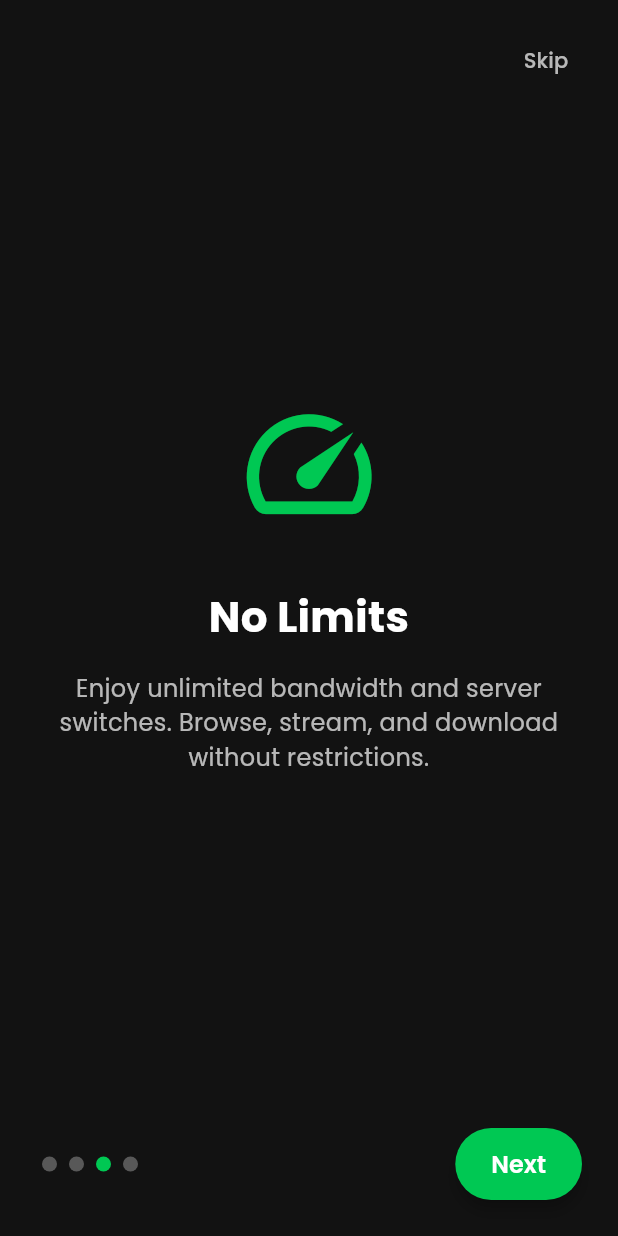
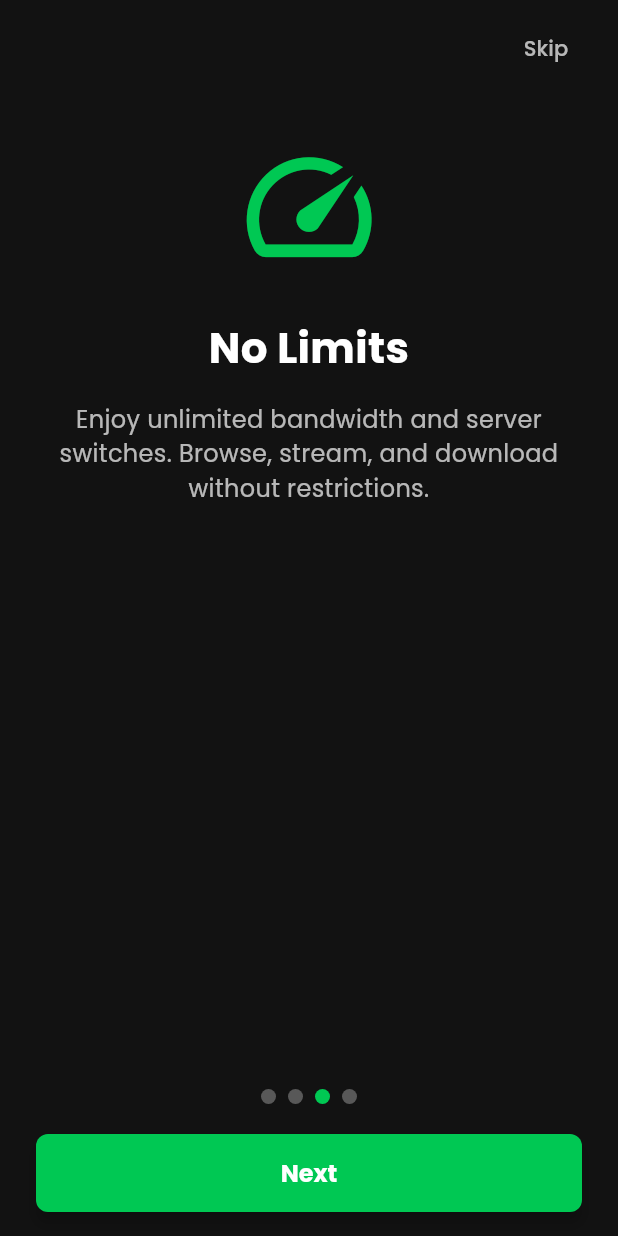
Before and after one commit to marfanetw-maker/Proxy, a Flutter app: the screen it shows after launch, swiped to page 3, on a phone screen of 412 x 824 dp. Run offline on Flutter 3.47's test engine with Material 3 defaults, Android fonts, the phone set to English and light mode, and no system bars; our stand-ins replace flutter_animate, google_fonts, shared_preferences, webview_flutter; missing offline and left inert: flutter_v2ray.

Commit message:
fix bugs - add privacy - add contact

```diff
--- a/lib/screens/about_screen.dart
+++ b/lib/screens/about_screen.dart
@@ -152,7 +152,7 @@ class AboutScreen extends StatelessWidget {
                   width: double.infinity,
                   child: ElevatedButton.icon(
                     onPressed: () {
-                      _launchUrl('https://github.com/code3-dev/ProxyCloud/blob/main/PRIVACY.md');
+                      _launchUrl('https://github.com/code3-dev/ProxyCloud/blob/master/PRIVACY.md');
                     },
                     icon: const Icon(Icons.privacy_tip_outlined),
                     label: const Text('Privacy Policy'),
@@ -174,7 +174,7 @@ class AboutScreen extends StatelessWidget {
                   width: double.infinity,
                   child: ElevatedButton.icon(
                     onPressed: () {
-                      _launchUrl('https://github.com/code3-dev/ProxyCloud/blob/main/TERMS.md');
+                      _launchUrl('https://github.com/code3-dev/ProxyCloud/blob/master/TERMS.md');
                     },
                     icon: const Icon(Icons.gavel_outlined),
                     label: const Text('Terms of Service'),
--- a/lib/screens/privacy_welcome_screen.dart
+++ b/lib/screens/privacy_welcome_screen.dart
@@ -80,10 +80,12 @@ class _PrivacyWelcomeScreenState extends State<PrivacyWelcomeScreen> {
           ),
         ),
         child: SafeArea(
-          child: Column(
+          child: LayoutBuilder(
+            builder: (context, constraints) {
+              return Column(
                 children: [
                   Padding(
-                padding: const EdgeInsets.all(16.0),
+                    padding: const EdgeInsets.symmetric(horizontal: 16.0, vertical: 8.0),
                     child: Row(
                       mainAxisAlignment: MainAxisAlignment.end,
                       children: [
@@ -114,16 +116,17 @@ class _PrivacyWelcomeScreenState extends State<PrivacyWelcomeScreen> {
                     ),
                   ),
                   Padding(
-                padding: const EdgeInsets.all(24.0),
-                child: Row(
-                  mainAxisAlignment: MainAxisAlignment.spaceBetween,
+                    padding: const EdgeInsets.symmetric(horizontal: 24.0, vertical: 16.0),
+                    child: Column(
+                      mainAxisSize: MainAxisSize.min,
                       children: [
-                    // Page indicator
+                        // Page indicators
                         Row(
+                          mainAxisAlignment: MainAxisAlignment.center,
                           children: List.generate(
                             _totalPages,
                             (index) => Container(
-                          margin: const EdgeInsets.symmetric(horizontal: 4.0),
+                              margin: const EdgeInsets.symmetric(horizontal: 4),
                               width: 10,
                               height: 10,
                               decoration: BoxDecoration(
@@ -135,32 +138,39 @@ class _PrivacyWelcomeScreenState extends State<PrivacyWelcomeScreen> {
                             ),
                           ),
                         ),
+                        const SizedBox(height: 20),
                         // Next button
-                    ElevatedButton(
-                      onPressed: (_currentPage == 1 && !_acceptedPrivacy) ? null : _nextPage,
+                        SizedBox(
+                          width: double.infinity,
+                          child: ElevatedButton(
+                            onPressed: _currentPage == 1 && !_acceptedPrivacy
+                                ? null
+                                : _nextPage,
                             style: ElevatedButton.styleFrom(
                               backgroundColor: AppTheme.primaryGreen,
-                        foregroundColor: Colors.white,
-                        padding: const EdgeInsets.symmetric(
-                          horizontal: 24.0,
-                          vertical: 12.0,
+                              padding: const EdgeInsets.symmetric(vertical: 14),
+                              shape: RoundedRectangleBorder(
+                                borderRadius: BorderRadius.circular(8),
                               ),
-                        shape: RoundedRectangleBorder(
-                          borderRadius: BorderRadius.circular(30.0),
-                        ),
-                        // Button will be disabled (grayed out) when null is passed to onPressed
-                        disabledBackgroundColor: Colors.grey,
-                        disabledForegroundColor: Colors.white70,
+                              disabledBackgroundColor:
+                                  AppTheme.primaryGreen.withOpacity(0.3),
                             ),
                             child: Text(
                               _currentPage == _totalPages - 1 ? 'Get Started' : 'Next',
-                        style: const TextStyle(fontSize: 16),
+                              style: const TextStyle(
+                                fontSize: 16,
+                                fontWeight: FontWeight.bold,
+                                color: Colors.white,
+                              ),
+                            ),
                           ),
                         ),
                       ],
                     ),
                   ),
                 ],
+              );
+            },
           ),
         ),
       ),
@@ -170,6 +180,8 @@ class _PrivacyWelcomeScreenState extends State<PrivacyWelcomeScreen> {
   Widget _buildWelcomePage() {
     return Padding(
       padding: const EdgeInsets.all(24.0),
+      child: SingleChildScrollView(
+        physics: const BouncingScrollPhysics(),
         child: Column(
           mainAxisAlignment: MainAxisAlignment.center,
           children: [
@@ -178,7 +190,7 @@ class _PrivacyWelcomeScreenState extends State<PrivacyWelcomeScreen> {
               size: 100,
               color: AppTheme.primaryGreen,
             ),
-          const SizedBox(height: 32),
+            const SizedBox(height: 24),
             const Text(
               'Welcome to Proxy Cloud',
               style: TextStyle(
@@ -197,8 +209,9 @@ class _PrivacyWelcomeScreenState extends State<PrivacyWelcomeScreen> {
               ),
               textAlign: TextAlign.center,
             ),
-          const SizedBox(height: 32),
+            const SizedBox(height: 24),
           ],
+        ),
       ),
     );
   }
@@ -206,6 +219,8 @@ class _PrivacyWelcomeScreenState extends State<PrivacyWelcomeScreen> {
   Widget _buildPrivacyPage() {
     return Padding(
       padding: const EdgeInsets.all(24.0),
+      child: SingleChildScrollView(
+        physics: const BouncingScrollPhysics(),
         child: Column(
           mainAxisAlignment: MainAxisAlignment.center,
           children: [
@@ -214,7 +229,7 @@ class _PrivacyWelcomeScreenState extends State<PrivacyWelcomeScreen> {
               size: 100,
               color: AppTheme.primaryGreen,
             ),
-          const SizedBox(height: 32),
+            const SizedBox(height: 24),
             const Text(
               'Your Privacy Matters',
               style: TextStyle(
@@ -233,8 +248,9 @@ class _PrivacyWelcomeScreenState extends State<PrivacyWelcomeScreen> {
               ),
               textAlign: TextAlign.center,
             ),
-          const SizedBox(height: 32),
+            const SizedBox(height: 24),
             Row(
+              crossAxisAlignment: CrossAxisAlignment.start,
               children: [
                 Checkbox(
                   value: _acceptedPrivacy,
@@ -246,7 +262,9 @@ class _PrivacyWelcomeScreenState extends State<PrivacyWelcomeScreen> {
                   activeColor: AppTheme.primaryGreen,
                 ),
                 Expanded(
-                child: Row(
+                  child: Wrap(
+                    alignment: WrapAlignment.start,
+                    crossAxisAlignment: WrapCrossAlignment.center,
                     children: [
                       const Text(
                         'I accept the ',
@@ -255,10 +273,10 @@ class _PrivacyWelcomeScreenState extends State<PrivacyWelcomeScreen> {
                       InkWell(
                         onTap: () async {
                           // Open privacy policy link
-                        final Uri url = Uri.parse('https://github.com/hiddify/Proxy-Client/blob/main/PRIVACY.md');
-                        if (await canLaunchUrl(url)) {
+                          final Uri url = Uri.parse('https://github.com/hiddify/Proxy-Client/blob/master/PRIVACY.md');
+                          try {
                             await launchUrl(url, mode: LaunchMode.externalApplication);
-                        } else {
+                          } catch (e) {
                             if (mounted) {
                               ScaffoldMessenger.of(context).showSnackBar(
                                 const SnackBar(
@@ -281,10 +299,10 @@ class _PrivacyWelcomeScreenState extends State<PrivacyWelcomeScreen> {
                       InkWell(
                         onTap: () async {
                           // Open terms of service link
-                        final Uri url = Uri.parse('https://github.com/hiddify/Proxy-Client/blob/main/TERMS.md');
-                        if (await canLaunchUrl(url)) {
+                          final Uri url = Uri.parse('https://github.com/hiddify/Proxy-Client/blob/master/TERMS.md');
+                          try {
                             await launchUrl(url, mode: LaunchMode.externalApplication);
-                        } else {
+                          } catch (e) {
                             if (mounted) {
                               ScaffoldMessenger.of(context).showSnackBar(
                                 const SnackBar(
@@ -307,12 +325,15 @@ class _PrivacyWelcomeScreenState extends State<PrivacyWelcomeScreen> {
             ),
           ],
         ),
+      ),
     );
   }
 
   Widget _buildNoLimitsPage() {
     return Padding(
       padding: const EdgeInsets.all(24.0),
+      child: SingleChildScrollView(
+        physics: const BouncingScrollPhysics(),
         child: Column(
           mainAxisAlignment: MainAxisAlignment.center,
           children: [
@@ -321,7 +342,7 @@ class _PrivacyWelcomeScreenState extends State<PrivacyWelcomeScreen> {
               size: 100,
               color: AppTheme.primaryGreen,
             ),
-          const SizedBox(height: 32),
+            const SizedBox(height: 24),
             const Text(
               'No Limits',
               style: TextStyle(
@@ -340,8 +361,9 @@ class _PrivacyWelcomeScreenState extends State<PrivacyWelcomeScreen> {
               ),
               textAlign: TextAlign.center,
             ),
-          const SizedBox(height: 32),
+            const SizedBox(height: 24),
           ],
+        ),
       ),
     );
   }
@@ -349,6 +371,8 @@ class _PrivacyWelcomeScreenState extends State<PrivacyWelcomeScreen> {
   Widget _buildFreeToUsePage() {
     return Padding(
       padding: const EdgeInsets.all(24.0),
+      child: SingleChildScrollView(
+        physics: const BouncingScrollPhysics(),
         child: Column(
           mainAxisAlignment: MainAxisAlignment.center,
           children: [
@@ -357,7 +381,7 @@ class _PrivacyWelcomeScreenState extends State<PrivacyWelcomeScreen> {
               size: 100,
               color: AppTheme.primaryGreen,
             ),
-          const SizedBox(height: 32),
+            const SizedBox(height: 24),
             const Text(
               'Fully Free',
               style: TextStyle(
@@ -376,8 +400,9 @@ class _PrivacyWelcomeScreenState extends State<PrivacyWelcomeScreen> {
               ),
               textAlign: TextAlign.center,
             ),
-          const SizedBox(height: 32),
+            const SizedBox(height: 24),
           ],
+        ),
       ),
     );
   }
```
Also changed, not shown: lib/screens/store_screen.dart (+2 -27 lines), pubspec.lock, 2 other files. Lines whose indentation alone changed are shown as unchanged.
